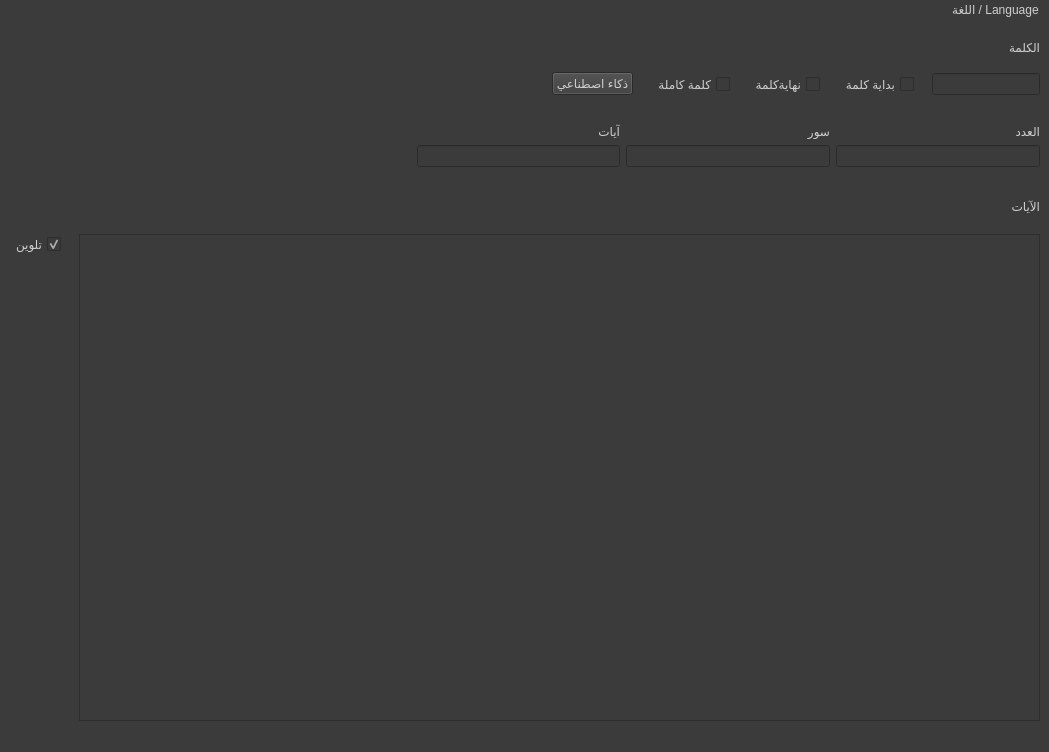
First picture: the form in gui/main_screen.ui, repository masalha-alaa/quran-counter, before the edit.
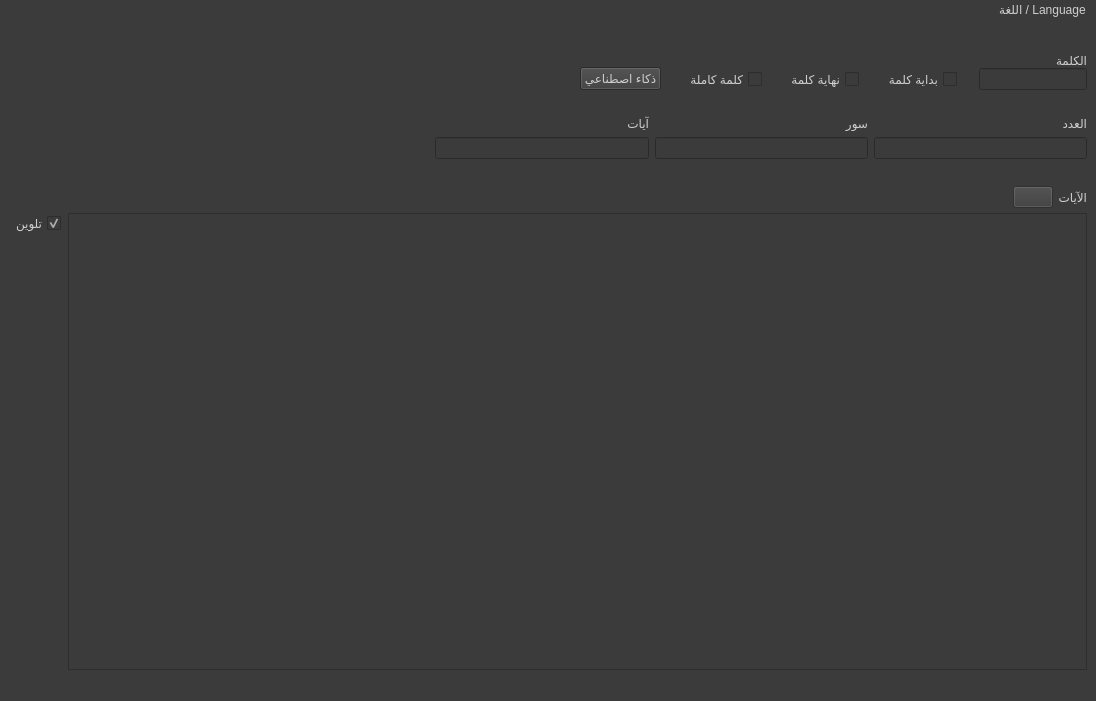
Second picture: the form after the edit. Icons and pictures are not drawn.

Diff of the .ui file:
```diff
--- a/gui/main_screen.ui
+++ b/gui/main_screen.ui
@@ -6,8 +6,8 @@
    <rect>
     <x>0</x>
     <y>0</y>
-    <width>1049</width>
-    <height>752</height>
+    <width>1096</width>
+    <height>701</height>
    </rect>
   </property>
   <property name="windowTitle">
@@ -28,8 +28,14 @@
     </property>
     <item>
      <layout class="QHBoxLayout" name="horizontalLayout">
+      <property name="spacing">
+       <number>22</number>
+      </property>
       <item>
        <layout class="QVBoxLayout" name="verticalLayout">
+        <property name="spacing">
+         <number>0</number>
+        </property>
         <item>
          <spacer name="verticalSpacer_3">
           <property name="orientation">
@@ -128,7 +134,7 @@
            <string extracomment="End of word"/>
           </property>
           <property name="text">
-           <string>نهايةكلمة</string>
+           <string>نهاية كلمة</string>
           </property>
          </widget>
         </item>
@@ -244,6 +250,9 @@
             <verstretch>0</verstretch>
            </sizepolicy>
           </property>
+          <property name="alignment">
+           <set>Qt::AlignRight|Qt::AlignTrailing|Qt::AlignVCenter</set>
+          </property>
          </widget>
         </item>
         <item>
@@ -297,6 +306,9 @@
             <verstretch>0</verstretch>
            </sizepolicy>
           </property>
+          <property name="alignment">
+           <set>Qt::AlignRight|Qt::AlignTrailing|Qt::AlignVCenter</set>
+          </property>
          </widget>
         </item>
         <item>
@@ -344,6 +356,9 @@
           <property name="enabled">
            <bool>false</bool>
           </property>
+          <property name="alignment">
+           <set>Qt::AlignRight|Qt::AlignTrailing|Qt::AlignVCenter</set>
+          </property>
          </widget>
         </item>
         <item>
@@ -378,6 +393,9 @@
     </item>
     <item>
      <layout class="QVBoxLayout" name="verticalLayout_10">
+      <property name="spacing">
+       <number>5</number>
+      </property>
       <item>
        <layout class="QHBoxLayout" name="horizontalLayout_3">
         <item>
@@ -390,6 +408,26 @@
           </property>
          </widget>
         </item>
+        <item>
+         <widget class="QPushButton" name="filterButton">
+          <property name="enabled">
+           <bool>false</bool>
+          </property>
+          <property name="text">
+           <string/>
+          </property>
+          <property name="icon">
+           <iconset resource="resources/resources.qrc">
+            <normaloff>:/filter-icon.png</normaloff>:/filter-icon.png</iconset>
+          </property>
+          <property name="iconSize">
+           <size>
+            <width>24</width>
+            <height>24</height>
+           </size>
+          </property>
+         </widget>
+        </item>
         <item>
          <spacer name="horizontalSpacer_2">
           <property name="orientation">
@@ -407,6 +445,9 @@
       </item>
       <item>
        <layout class="QHBoxLayout" name="horizontalLayout_5">
+        <property name="spacing">
+         <number>7</number>
+        </property>
         <item>
          <layout class="QHBoxLayout" name="horizontalLayout_4">
           <item>
@@ -459,7 +500,7 @@
     <rect>
      <x>0</x>
      <y>0</y>
-     <width>1049</width>
+     <width>1096</width>
      <height>42</height>
     </rect>
    </property>
```
